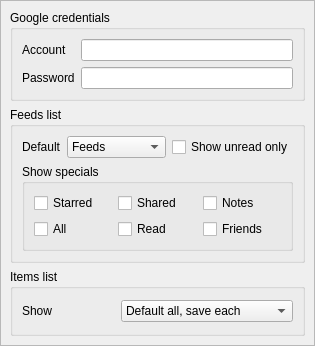
twidi/GRead, file src/views/basic/ui/settings.ui: the form before one commit.
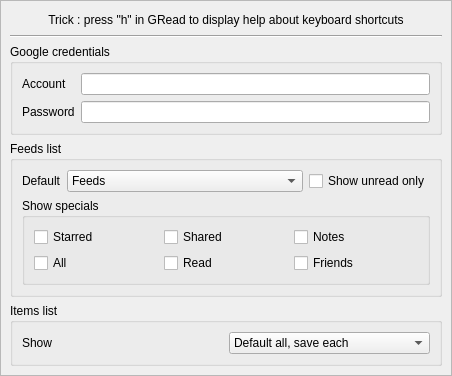
The form after the commit.

Commit message: press H to display help about keyboard shortcuts

Patch:
```diff
--- a/src/views/basic/ui/settings.ui
+++ b/src/views/basic/ui/settings.ui
@@ -6,8 +6,8 @@
    <rect>
     <x>0</x>
     <y>0</y>
-    <width>315</width>
-    <height>346</height>
+    <width>452</width>
+    <height>376</height>
    </rect>
   </property>
   <property name="sizePolicy">
@@ -33,14 +33,34 @@
        <rect>
         <x>0</x>
         <y>0</y>
-        <width>311</width>
-        <height>342</height>
+        <width>448</width>
+        <height>372</height>
        </rect>
       </property>
       <layout class="QVBoxLayout" name="verticalLayout_4">
        <property name="leftMargin">
         <number>9</number>
        </property>
+       <item>
+        <widget class="QLabel" name="Trick">
+         <property name="text">
+          <string>Trick : press &quot;h&quot; in GRead to display help about keyboard shortcuts</string>
+         </property>
+         <property name="textFormat">
+          <enum>Qt::PlainText</enum>
+         </property>
+         <property name="alignment">
+          <set>Qt::AlignCenter</set>
+         </property>
+        </widget>
+       </item>
+       <item>
+        <widget class="Line" name="line">
+         <property name="orientation">
+          <enum>Qt::Horizontal</enum>
+         </property>
+        </widget>
+       </item>
        <item>
         <widget class="QGroupBox" name="groupGoogle">
          <property name="title">
```
The commit also changes 11 other files.
